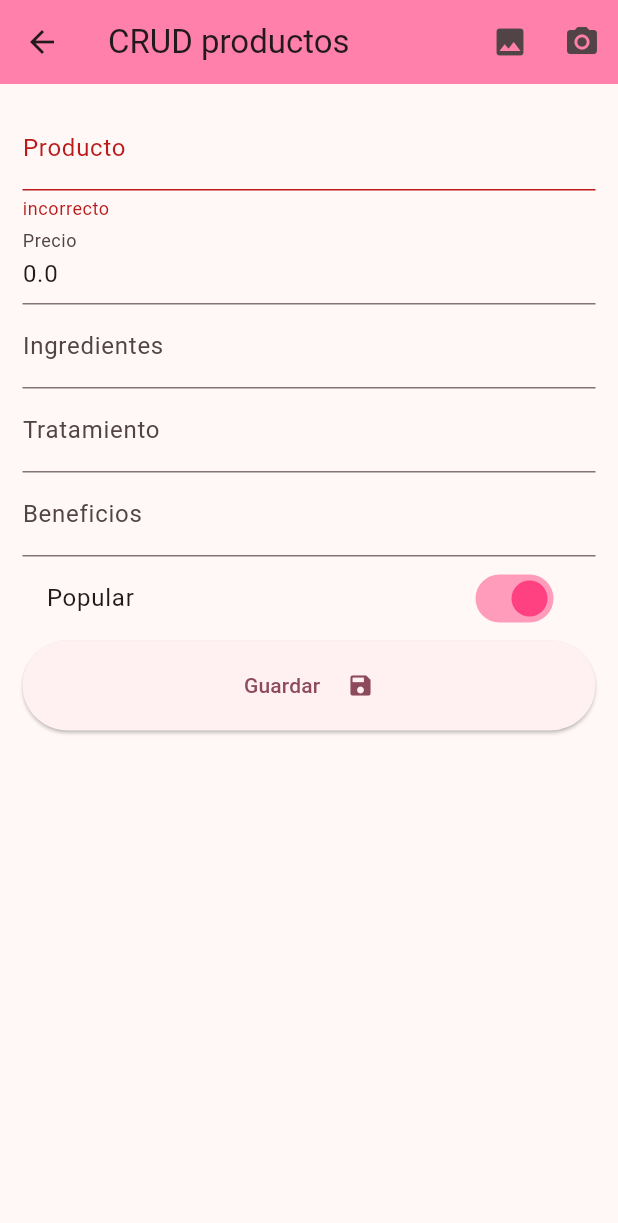
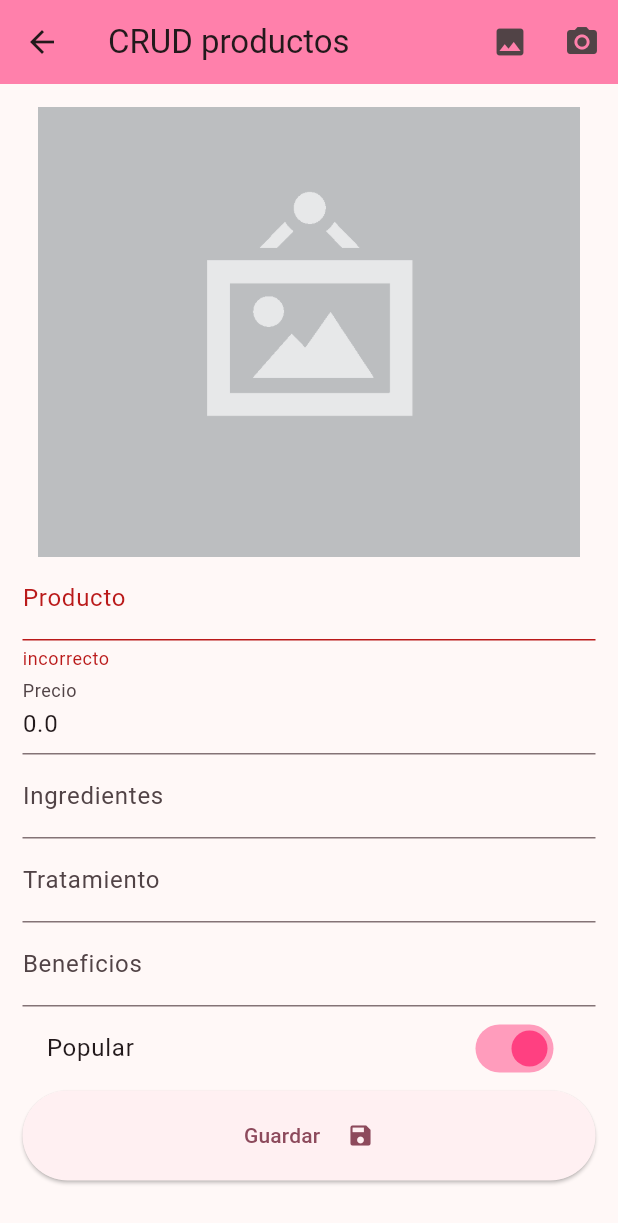
Before and after one commit to JuniorChistemas/sumaqwarmi, a Flutter app: the ProductoPage screen opened by its route, after a tap on "Guardar", after a tap on the "camera alt" icon, on a phone screen of 412 x 824 dp. Shown: the top 1223 px of the screen. Run offline on Flutter 3.47's test engine with Material 3 defaults, Android fonts, the phone set to English and light mode, and no system bars; our stand-ins replace card_swiper, cloud_firestore, firebase_auth, firebase_core, image_picker, rxdart; missing offline and left inert: mime_type; accounts and stored records are empty; generated files the repository leaves out were written again.

Commit message:
proyecto al 85

```diff
--- a/lib/src/pages/producto.dart
+++ b/lib/src/pages/producto.dart
@@ -1,4 +1,7 @@
+import 'dart:io';
+
 import 'package:flutter/material.dart';
+import 'package:image_picker/image_picker.dart';
 import 'package:sumaqwarmi2/src/models/productoModel.dart';
 import 'package:sumaqwarmi2/src/providers/productoProvider.dart';
 import 'package:sumaqwarmi2/src/utils/validaciones.dart' as val;
@@ -15,12 +18,18 @@ class _ProductoPageState extends State<ProductoPage> {
 
   ProductoModel producto = new ProductoModel();
 
+  //bool
+  bool _guardando = false;
+
   final db = new ProductoProvider();
 
   //key para validar el formulario
   final llaveForm = GlobalKey<FormState>();
   //key para obtener una referencia snackbar
   final llaveScaffol = GlobalKey<ScaffoldState>();
+  //instancia para foto
+  File? foto;
+
   @override
   Widget build(BuildContext context) {
     //tomamos el argumento
@@ -34,8 +43,16 @@ class _ProductoPageState extends State<ProductoPage> {
         backgroundColor: Colors.pinkAccent[100],
         title: Text('CRUD productos'),
         actions:<Widget> [
-          IconButton(onPressed: (){}, icon: Icon(Icons.photo)),
-          IconButton(onPressed: (){}, icon: Icon(Icons.camera_alt)),
+          IconButton(
+              onPressed: (){
+                _seleccionarFoto();
+              },
+              icon: Icon(Icons.photo)
+          ),
+          IconButton(onPressed:(){
+            _tomarFoto();
+          },
+              icon: Icon(Icons.camera_alt)),
         ],
       ),
       body: SingleChildScrollView(
@@ -45,6 +62,7 @@ class _ProductoPageState extends State<ProductoPage> {
             key: llaveForm,
             child: Column(
               children:<Widget> [
+                _mostrarFoto(),
                 _Nombre(),
                 _Precio(),
                 _ingredientes(),
@@ -118,7 +136,7 @@ class _ProductoPageState extends State<ProductoPage> {
   Widget _crearBotom(){
     return ElevatedButton(
         onPressed: (){
-          enviarDatos();
+          (_guardando)?null:enviarDatos();
         },
         child: Container(
           margin: EdgeInsets.symmetric(vertical: 20.0,horizontal: 10.0),
@@ -137,16 +155,23 @@ class _ProductoPageState extends State<ProductoPage> {
     if(!llaveForm.currentState!.validate()) return;
     print('Todos correcto');
     llaveForm.currentState?.save();
-    print(producto.nombre.toString());
-    print(producto.precio.toString());
-
+    setState(() {
+      _guardando = true;
+    });
+    if(foto!=null){
+      producto.foto = await db.subirImagen(foto!);
+    }
     if(producto.idu==null){
       print("entre en el condicional para guardar");
       await db.CrearProducto(producto);
     }else{
       await db.ActualizarProducto(producto);
     }
+    setState(() {
+      _guardando = false;
+    });
     mostrarSnackbar('Informacion guardada');
+    Navigator.pushReplacementNamed(context, 'administrador');
   }
   void mostrarSnackbar(String mensaje){
     final snackBar = SnackBar(
@@ -165,4 +190,49 @@ class _ProductoPageState extends State<ProductoPage> {
       activeColor: Colors.pinkAccent,
     );
   }
+
+  _seleccionarFoto()async{
+    try {
+       final fotoTemp = await ImagePicker().pickImage(source: ImageSource.gallery);
+      if (fotoTemp != null) {
+        setState(() {
+          foto = File(fotoTemp.path);
+        });
+      }
+    } catch (e) {
+      print('Error al seleccionar la foto: $e');
+    }
+  }
+  Widget _mostrarFoto() {
+    if (producto.foto != null) {
+      return FadeInImage(
+          placeholder: AssetImage('assets/placeholder.gif'),
+          image: NetworkImage(producto.foto!),
+          height: 300.0,
+          fit: BoxFit.cover,
+      ); // Puedes personalizar esto según tus necesidades
+    } else if (foto != null) {
+      return Image(
+        image: FileImage(foto!),
+        height: 300.0,
+        fit: BoxFit.cover,
+      );
+    } else {
+      // Si no hay foto, puedes mostrar una imagen predeterminada o algún indicador
+      return Image.asset('assets/no-image.png', height: 300.0, fit: BoxFit.cover);
+    }
+  }
+
+  _tomarFoto() async{
+    try {
+      final fotoTemp = await ImagePicker().pickImage(source: ImageSource.camera);
+      if (fotoTemp != null) {
+        setState(() {
+          foto = File(fotoTemp.path);
+        });
+      }
+    } catch (e) {
+      print('Error al seleccionar la foto: $e');
+    }
+  }
 }
--- a/pubspec.yaml
+++ b/pubspec.yaml
@@ -40,6 +40,9 @@ dependencies:
   http: ^1.1.0
   firebase_core: ^2.22.0
   cloud_firestore: ^4.13.1
+  image_picker: ^1.0.4
+  mime_type: ^1.0.0
+  firebase_auth: ^4.15.2
 
 dev_dependencies:
   flutter_test:
```
Also changed, not shown: lib/src/pages/administrador.dart (+43 -8 lines), lib/src/pages/login.dart (+12 -9 lines), lib/src/pages/menu.dart (+4 -4 lines), lib/src/pages/popular.dart (+27 -8 lines), lib/src/providers/loginProvider.dart (added, +29 -0 lines), lib/src/providers/productoProvider.dart (+63 -0 lines), lib/src/utils/validaciones.dart (+20 -0 lines), lib/src/widgets/popular.dart (added, +41 -0 lines), assets/no-image.png (added), pubspec.lock.
